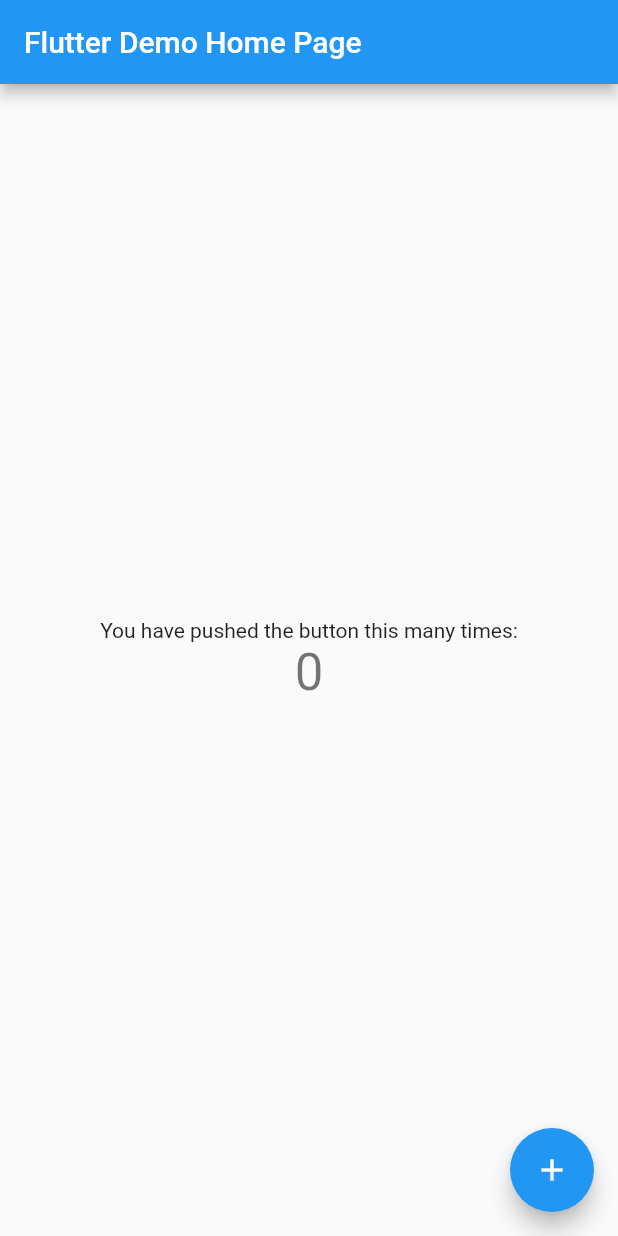
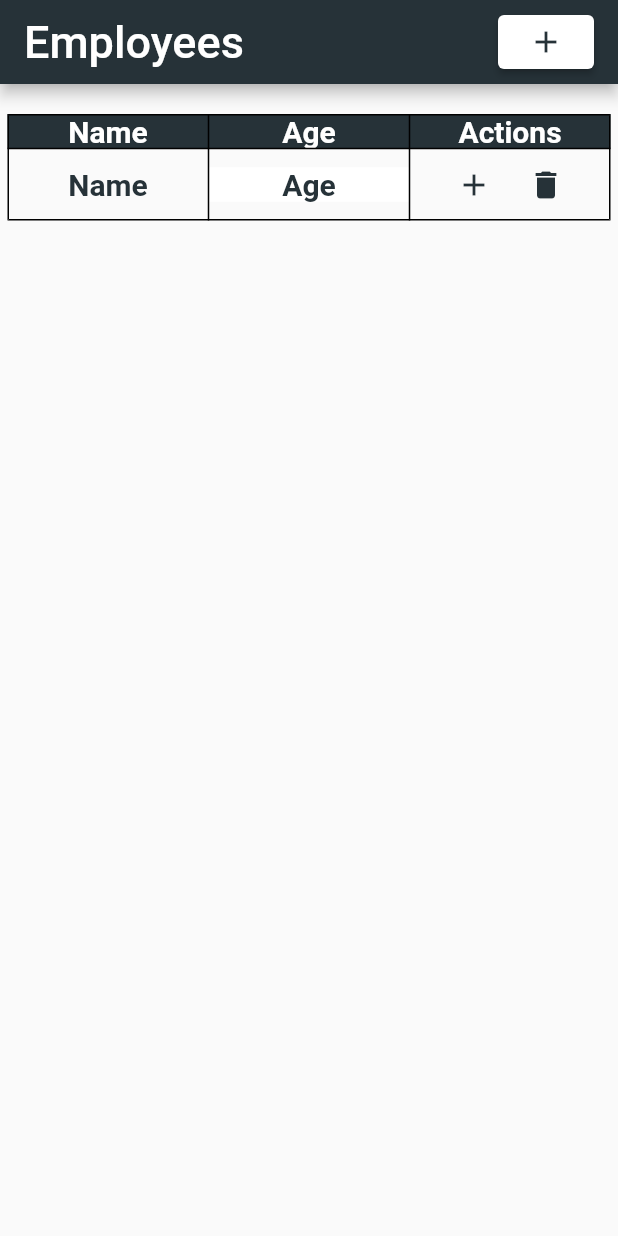
Before and after one commit to SankalpDhama/Employees, a Flutter app: the screen it shows after launch, on a phone screen of 412 x 824 dp. Run offline on Flutter 3.47's test engine with Material 2 defaults, Android fonts, the phone set to English and light mode, and no system bars.

Commit message:
added table

```diff
--- a/lib/main.dart
+++ b/lib/main.dart
@@ -1,3 +1,4 @@
+import 'package:employees/screens/HomePage.dart';
 import 'package:flutter/material.dart';
 
 void main() {
@@ -11,105 +12,11 @@ class MyApp extends StatelessWidget {
   @override
   Widget build(BuildContext context) {
     return MaterialApp(
-      title: 'Flutter Demo',
+      title: 'flutter Employee',
       theme: ThemeData(
-        // This is the theme of your application.
-        //
-        // Try running your application with "flutter run". You'll see the
-        // application has a blue toolbar. Then, without quitting the app, try
-        // changing the primarySwatch below to Colors.green and then invoke
-        // "hot reload" (press "r" in the console where you ran "flutter run",
-        // or simply save your changes to "hot reload" in a Flutter IDE).
-        // Notice that the counter didn't reset back to zero; the application
-        // is not restarted.
         primarySwatch: Colors.blue,
       ),
-      home: const MyHomePage(title: 'Flutter Demo Home Page'),
+      home: HomePage(),
     );
   }
 }
-
-class MyHomePage extends StatefulWidget {
-  const MyHomePage({Key? key, required this.title}) : super(key: key);
-
-  // This widget is the home page of your application. It is stateful, meaning
-  // that it has a State object (defined below) that contains fields that affect
-  // how it looks.
-
-  // This class is the configuration for the state. It holds the values (in this
-  // case the title) provided by the parent (in this case the App widget) and
-  // used by the build method of the State. Fields in a Widget subclass are
-  // always marked "final".
-
-  final String title;
-
-  @override
-  State<MyHomePage> createState() => _MyHomePageState();
-}
-
-class _MyHomePageState extends State<MyHomePage> {
-  int _counter = 0;
-
-  void _incrementCounter() {
-    setState(() {
-      // This call to setState tells the Flutter framework that something has
-      // changed in this State, which causes it to rerun the build method below
-      // so that the display can reflect the updated values. If we changed
-      // _counter without calling setState(), then the build method would not be
-      // called again, and so nothing would appear to happen.
-      _counter++;
-    });
-  }
-
-  @override
-  Widget build(BuildContext context) {
-    // This method is rerun every time setState is called, for instance as done
-    // by the _incrementCounter method above.
-    //
-    // The Flutter framework has been optimized to make rerunning build methods
-    // fast, so that you can just rebuild anything that needs updating rather
-    // than having to individually change instances of widgets.
-    return Scaffold(
-      appBar: AppBar(
-        // Here we take the value from the MyHomePage object that was created by
-        // the App.build method, and use it to set our appbar title.
-        title: Text(widget.title),
-      ),
-      body: Center(
-        // Center is a layout widget. It takes a single child and positions it
-        // in the middle of the parent.
-        child: Column(
-          // Column is also a layout widget. It takes a list of children and
-          // arranges them vertically. By default, it sizes itself to fit its
-          // children horizontally, and tries to be as tall as its parent.
-          //
-          // Invoke "debug painting" (press "p" in the console, choose the
-          // "Toggle Debug Paint" action from the Flutter Inspector in Android
-          // Studio, or the "Toggle Debug Paint" command in Visual Studio Code)
-          // to see the wireframe for each widget.
-          //
-          // Column has various properties to control how it sizes itself and
-          // how it positions its children. Here we use mainAxisAlignment to
-          // center the children vertically; the main axis here is the vertical
-          // axis because Columns are vertical (the cross axis would be
-          // horizontal).
-          mainAxisAlignment: MainAxisAlignment.center,
-          children: <Widget>[
-            const Text(
-              'You have pushed the button this many times:',
-            ),
-            Text(
-              '$_counter',
-              style: Theme.of(context).textTheme.headline4,
-            ),
-          ],
-        ),
-      ),
-      floatingActionButton: FloatingActionButton(
-        onPressed: _incrementCounter,
-        tooltip: 'Increment',
-        child: const Icon(Icons.add),
-      ), // This trailing comma makes auto-formatting nicer for build methods.
-    );
-  }
-}
--- /dev/null
+++ b/lib/screens/AddEmployeePage.dart
@@ -0,0 +1,16 @@
+import 'package:flutter/cupertino.dart';
+import 'package:flutter/material.dart';
+
+class addEmployeePage extends StatefulWidget {
+  @override
+  State<addEmployeePage> createState() => _addEmployeePageState();
+}
+
+class _addEmployeePageState extends State<addEmployeePage> {
+  @override
+  Widget build(BuildContext context) {
+    return SafeArea(
+      child: Text("hello"),
+    );
+  }
+}
--- /dev/null
+++ b/lib/screens/HomePage.dart
@@ -0,0 +1,46 @@
+import 'package:flutter/material.dart';
+import 'AddEmployeePage.dart';
+import 'ListPage.dart';
+
+class HomePage extends StatefulWidget {
+  @override
+  State<HomePage> createState() => _HomePageState();
+}
+
+class _HomePageState extends State<HomePage> {
+  @override
+  Widget build(BuildContext context) {
+    return Scaffold(
+      appBar: AppBar(
+        backgroundColor: Colors.blueGrey[900],
+        title: Row(
+          mainAxisAlignment: MainAxisAlignment.spaceBetween,
+          children: [
+            Text(
+              "Employees",
+              style: TextStyle(
+                fontSize: 30,
+                color: Colors.white,
+              ),
+            ),
+            ElevatedButton(
+              style: ElevatedButton.styleFrom(
+                primary: Colors.white,
+              ),
+              onPressed: () => {
+                Navigator.push(
+                  context,
+                  MaterialPageRoute(
+                    builder: (context) => addEmployeePage(),
+                  ),
+                ),
+              },
+              child: Icon(Icons.add, color: Colors.blueGrey[900]),
+            ),
+          ],
+        ),
+      ),
+      body: ListPage(),
+    );
+  }
+}
--- /dev/null
+++ b/lib/screens/ListPage.dart
@@ -0,0 +1,137 @@
+import 'package:flutter/material.dart';
+
+import 'UpdateStudentPage.dart';
+
+class ListPage extends StatefulWidget {
+  const ListPage({Key? key}) : super(key: key);
+
+  @override
+  State<ListPage> createState() => _ListPageState();
+}
+
+class _ListPageState extends State<ListPage> {
+  deleteUser(id) {
+    print('User delete $id');
+  }
+
+  @override
+  Widget build(BuildContext context) {
+    return Container(
+      margin: EdgeInsets.symmetric(horizontal: 5.0, vertical: 20.0),
+      child: SingleChildScrollView(
+        scrollDirection: Axis.vertical,
+        child: Table(
+          border: TableBorder.all(),
+          defaultVerticalAlignment: TableCellVerticalAlignment.middle,
+          children: [
+            TableRow(
+              children: [
+                TableCell(
+                  child: Container(
+                    color: Colors.blueGrey[900],
+                    child: Center(
+                      child: Text(
+                        'Name',
+                        style: TextStyle(
+                            fontSize: 20,
+                            fontWeight: FontWeight.bold,
+                            color: Colors.white),
+                      ),
+                    ),
+                  ),
+                ),
+                TableCell(
+                  child: Container(
+                    color: Colors.blueGrey[900],
+                    child: Center(
+                      child: Text(
+                        'Age',
+                        style: TextStyle(
+                            fontSize: 20,
+                            fontWeight: FontWeight.bold,
+                            color: Colors.white),
+                      ),
+                    ),
+                  ),
+                ),
+                TableCell(
+                  child: Container(
+                    color: Colors.blueGrey[900],
+                    child: Center(
+                      child: Text(
+                        'Actions',
+                        style: TextStyle(
+                            fontSize: 20,
+                            fontWeight: FontWeight.bold,
+                            color: Colors.white),
+                      ),
+                    ),
+                  ),
+                ),
+              ],
+            ),
+            TableRow(
+              children: [
+                TableCell(
+                  child: Container(
+                    child: Center(
+                      child: Text(
+                        'Name',
+                        style: TextStyle(
+                            fontSize: 20,
+                            fontWeight: FontWeight.bold,
+                            color: Colors.blueGrey[900]),
+                      ),
+                    ),
+                  ),
+                ),
+                TableCell(
+                  child: Container(
+                    color: Colors.white,
+                    child: Center(
+                      child: Text(
+                        'Age',
+                        style: TextStyle(
+                            fontSize: 20,
+                            fontWeight: FontWeight.bold,
+                            color: Colors.blueGrey[900]),
+                      ),
+                    ),
+                  ),
+                ),
+                TableCell(
+                  child: Row(
+                    mainAxisAlignment: MainAxisAlignment.center,
+                    children: [
+                      IconButton(
+                        onPressed: () => {
+                          Navigator.push(
+                            context,
+                            MaterialPageRoute(
+                              builder: (context) => UpdateStudentPage(),
+                            ),
+                          ),
+                        },
+                        icon: Icon(
+                          Icons.add,
+                          color: Colors.blueGrey[900],
+                        ),
+                      ),
+                      IconButton(
+                        onPressed: () => {deleteUser(1)},
+                        icon: Icon(
+                          Icons.delete,
+                          color: Colors.blueGrey[900],
+                        ),
+                      ),
+                    ],
+                  ),
+                ),
+              ],
+            ),
+          ],
+        ),
+      ),
+    );
+  }
+}
--- /dev/null
+++ b/lib/screens/UpdateStudentPage.dart
@@ -0,0 +1,15 @@
+import 'package:flutter/material.dart';
+
+class UpdateStudentPage extends StatefulWidget {
+  @override
+  State<UpdateStudentPage> createState() => _UpdateStudentPageState();
+}
+
+class _UpdateStudentPageState extends State<UpdateStudentPage> {
+  @override
+  Widget build(BuildContext context) {
+    return SafeArea(
+      child: Text("bitch"),
+    );
+  }
+}
```
